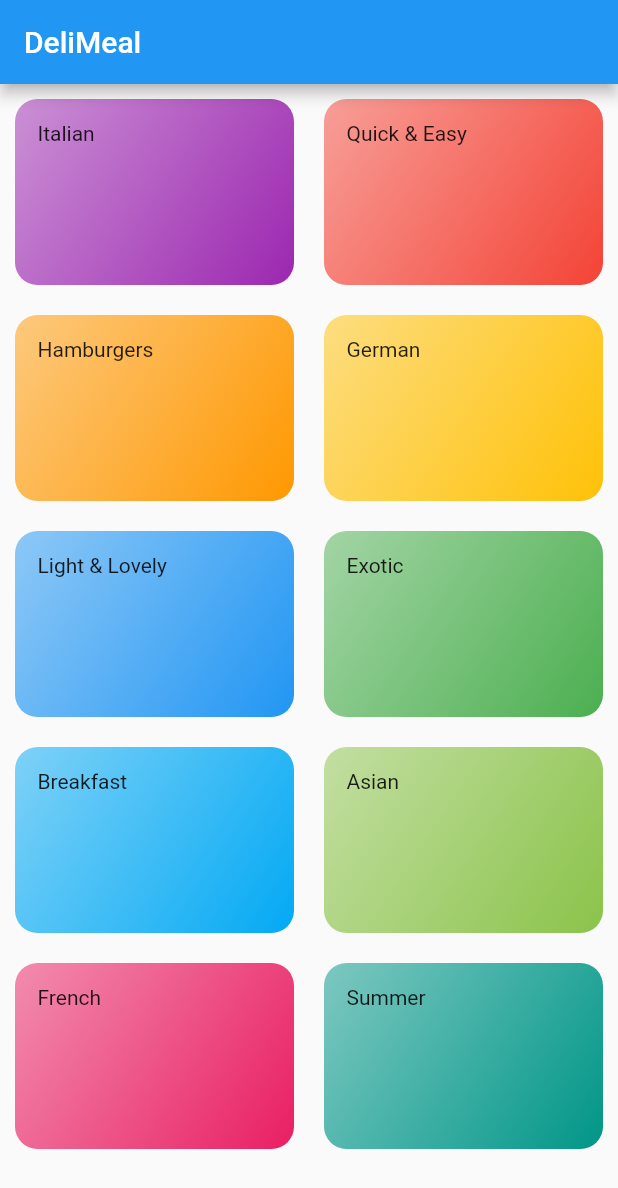
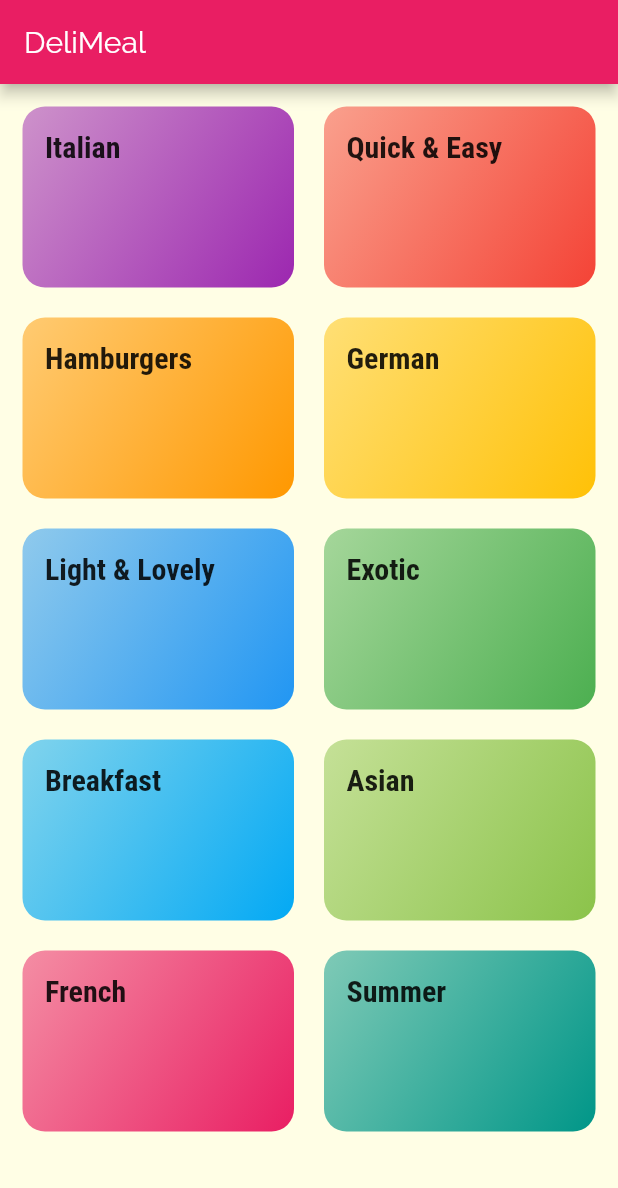
Before and after one commit to giacomoferlaino/flutter-meals-app, a Flutter app: the screen it shows after launch, on a phone screen of 412 x 824 dp. Shown: the top 1188 px of the screen. Run offline on Flutter 3.47's test engine with Material 2 defaults, Android fonts, the phone set to English and light mode, and no system bars.

Commit message:
feat: Added basic styling

```diff
--- a/lib/main.dart
+++ b/lib/main.dart
@@ -9,7 +9,18 @@ class MyApp extends StatelessWidget {
     return MaterialApp(
       title: 'DeliMeals',
       theme: ThemeData(
-        primarySwatch: Colors.blue,
+        primarySwatch: Colors.pink,
+        accentColor: Colors.amber,
+        canvasColor: Color.fromRGBO(255, 254, 229, 1),
+        fontFamily: 'Raleway',
+        textTheme: ThemeData.light().textTheme.copyWith(
+            bodyText1: TextStyle(color: Color.fromRGBO(20, 51, 51, 1)),
+            bodyText2: TextStyle(color: Color.fromRGBO(20, 51, 51, 1)),
+            headline6: TextStyle(
+              fontSize: 20,
+              fontFamily: 'RobotoCondensed',
+              fontWeight: FontWeight.bold,
+            )),
       ),
       home: CategoriesPage(),
     );
--- a/lib/pages/categories_page.dart
+++ b/lib/pages/categories_page.dart
@@ -10,7 +10,7 @@ class CategoriesPage extends StatelessWidget {
         title: const Text('DeliMeal'),
       ),
       body: GridView(
-        padding: EdgeInsets.all(10),
+        padding: EdgeInsets.all(15),
         children: DUMMY_CATEGORIES
             .map((category) => CategoryItem(category.title, category.color))
             .toList(),
--- a/lib/widgets/category_item.dart
+++ b/lib/widgets/category_item.dart
@@ -9,7 +9,10 @@ class CategoryItem extends StatelessWidget {
   Widget build(BuildContext context) {
     return Container(
       padding: const EdgeInsets.all(15),
-      child: Text(_title),
+      child: Text(
+        _title,
+        style: Theme.of(context).textTheme.headline6,
+      ),
       decoration: BoxDecoration(
         gradient: LinearGradient(
           colors: [_color.withOpacity(0.5), _color],
```
